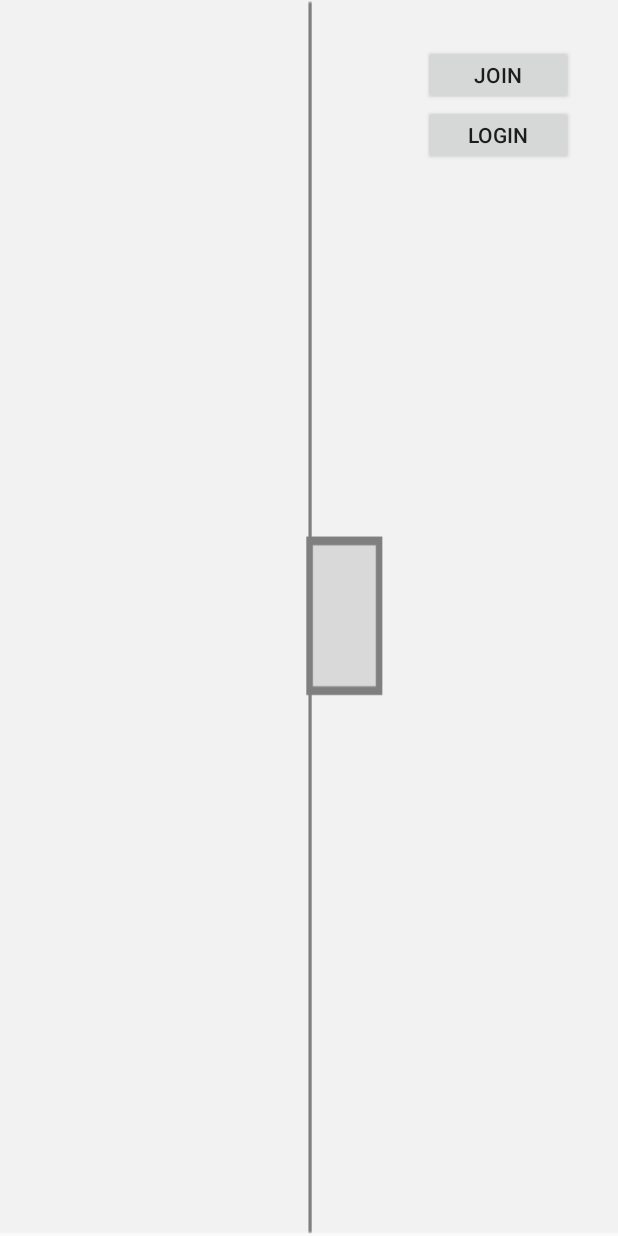
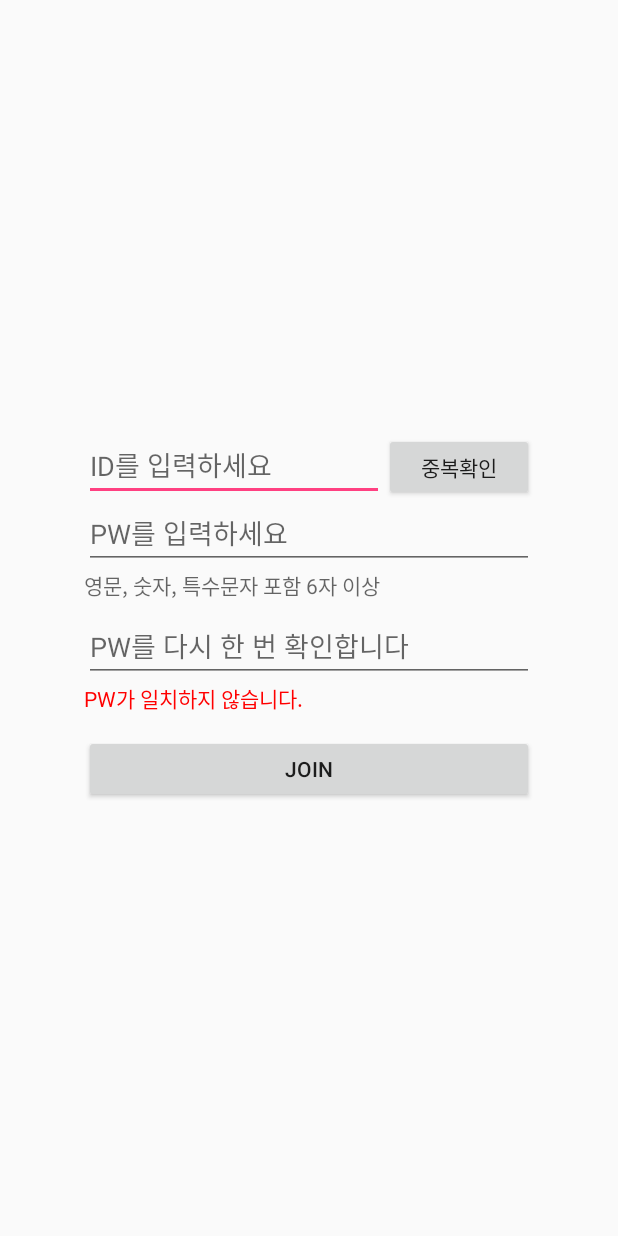
Before and after one commit to Ayeonii/FoodBox, an Android app: the screen it shows after launch (MainActivity before the commit, JoinActivity after it), after a tap on "JOIN", on a phone screen of 412 x 824 dp. Run offline under Robolectric (Android 15) with nearby library versions, the phone set to English and light mode, and no system bars.

Commit message:
회원가입 했어요!

```diff
--- a/app/src/main/AndroidManifest.xml
+++ b/app/src/main/AndroidManifest.xml
@@ -16,8 +16,9 @@
                 <category android:name="android.intent.category.LAUNCHER" />
             </intent-filter>
         </activity>
-        <activity android:name=".LoginActivity"/>
-        <activity android:name=".RefrigeratorMainActivity"/>
+        <activity android:name=".LoginActivity" />
+        <activity android:name=".RefrigeratorMainActivity" />
+        <activity android:name=".JoinActivity"></activity>
     </application>
 
 </manifest>
--- /dev/null
+++ b/app/src/main/java/com/example/dldke/foodbox/JoinActivity.java
@@ -0,0 +1,36 @@
+package com.example.dldke.foodbox;
+
+import android.content.Intent;
+import android.support.v7.app.AppCompatActivity;
+import android.os.Bundle;
+import android.view.View;
+import android.widget.Button;
+import android.widget.EditText;
+
+public class JoinActivity extends AppCompatActivity {
+    Button re_btn, join_btn;
+    EditText jid_edittext, jpw_edittext, repw_edittext;
+
+
+    protected void onCreate(Bundle savedInstanceState) {
+        super.onCreate(savedInstanceState);
+        setContentView(R.layout.activity_join);
+
+        re_btn = (Button)findViewById(R.id.re_button);
+        join_btn = (Button)findViewById(R.id.join_button);
+        jid_edittext = (EditText)findViewById(R.id.edittext_jid);
+        jpw_edittext = (EditText)findViewById(R.id.edittext_jpw);
+        repw_edittext = (EditText)findViewById(R.id.edittext_repw);
+
+        re_btn.setOnClickListener(new Button.OnClickListener(){
+            public void onClick(View v){
+
+            }
+        });
+        join_btn.setOnClickListener(new Button.OnClickListener(){
+            public void onClick(View v){
+
+            }
+        });
+    }
+}
--- a/app/src/main/java/com/example/dldke/foodbox/MainActivity.java
+++ b/app/src/main/java/com/example/dldke/foodbox/MainActivity.java
@@ -20,8 +20,8 @@ public class MainActivity extends AppCompatActivity {
             join_btn = (Button) findViewById(R.id.btn_join);
             join_btn.setOnClickListener(new Button.OnClickListener() {
                 public void onClick(View v) {
-                    //Intent JoinActivity = new Intent(getApplicationContext(), JoinActivity.class);
-                    //startActivity(JoinActivity);
+                    Intent JoinActivity = new Intent(getApplicationContext(), JoinActivity.class);
+                    startActivity(JoinActivity);
 
                     //JoinActivity 구현 완성시 없앰
                     Toast toast = Toast.makeText(getApplicationContext(), "join 눌림", Toast.LENGTH_SHORT);
--- /dev/null
+++ b/app/src/main/res/layout/activity_join.xml
@@ -0,0 +1,68 @@
+<?xml version="1.0" encoding="utf-8"?>
+<RelativeLayout
+    xmlns:android="http://schemas.android.com/apk/res/android"
+    xmlns:tools="http://schemas.android.com/tools"
+    android:layout_width="match_parent"
+    android:layout_height="match_parent"
+    android:gravity="center_vertical">
+
+    <EditText
+        android:id="@+id/edittext_jid"
+        android:layout_width="200dp"
+        android:layout_height="45dp"
+        android:layout_alignStart="@+id/join_button"
+        android:layout_centerVertical="true"
+        android:hint="ID를 입력하세요" />
+
+    <Button
+        android:id="@+id/re_button"
+        android:layout_width="100dp"
+        android:layout_height="45dp"
+        android:layout_centerVertical="true"
+        android:layout_toEndOf="@+id/edittext_jid"
+        android:text="중복확인" />
+
+    <EditText
+        android:layout_width="300dp"
+        android:layout_height="45dp"
+        android:id="@+id/edittext_jpw"
+        android:layout_below="@+id/edittext_jid"
+        android:layout_centerInParent="true"
+        android:hint="PW를 입력하세요"/>
+
+    <TextView
+        android:layout_width="300dp"
+        android:layout_height="30dp"
+        android:id="@+id/textview_pw"
+        android:layout_below="@+id/edittext_jpw"
+        android:layout_centerInParent="true"
+        android:hint="영문, 숫자, 특수문자 포함 6자 이상"/>
+
+    <EditText
+        android:layout_width="300dp"
+        android:layout_height="45dp"
+        android:id="@+id/edittext_repw"
+        android:layout_below="@+id/textview_pw"
+        android:layout_centerInParent="true"
+        android:hint="PW를 다시 한 번 확인합니다"/>
+
+    <TextView
+        android:text="PW가 일치하지 않습니다."
+        android:layout_width="300dp"
+        android:layout_height="30dp"
+        android:id="@+id/edittext_repw_message"
+        android:layout_centerInParent="true"
+        android:layout_below="@+id/edittext_repw"
+        android:textColor="#FF0000"
+        />
+
+    <Button
+        android:layout_width="300dp"
+        android:layout_height="45dp"
+        android:id="@+id/join_button"
+        android:text="Join"
+        android:layout_below="@+id/edittext_repw_message"
+        android:layout_centerInParent="true"
+        android:layout_marginTop="5dp"/>
+
+</RelativeLayout>
--- a/app/src/main/res/layout/activity_login.xml
+++ b/app/src/main/res/layout/activity_login.xml
@@ -21,6 +21,7 @@
         android:layout_centerInParent="true"
         android:hint="PW"/>
 
+
     <Button
         android:layout_width="300dp"
         android:layout_height="45dp"
```
